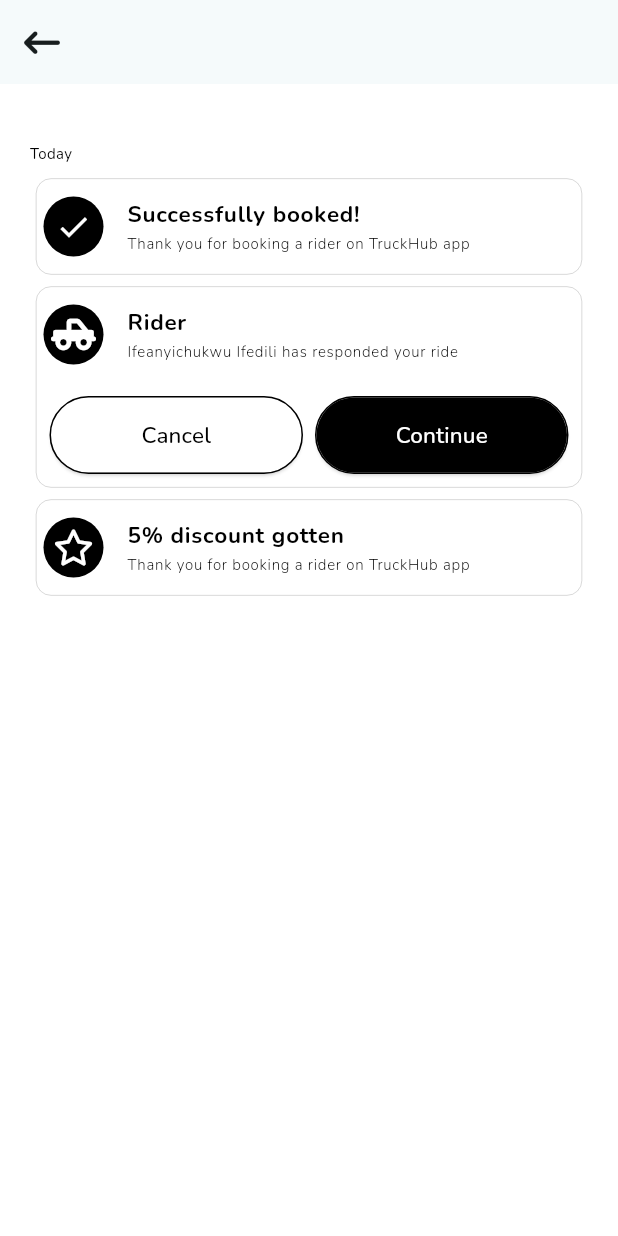
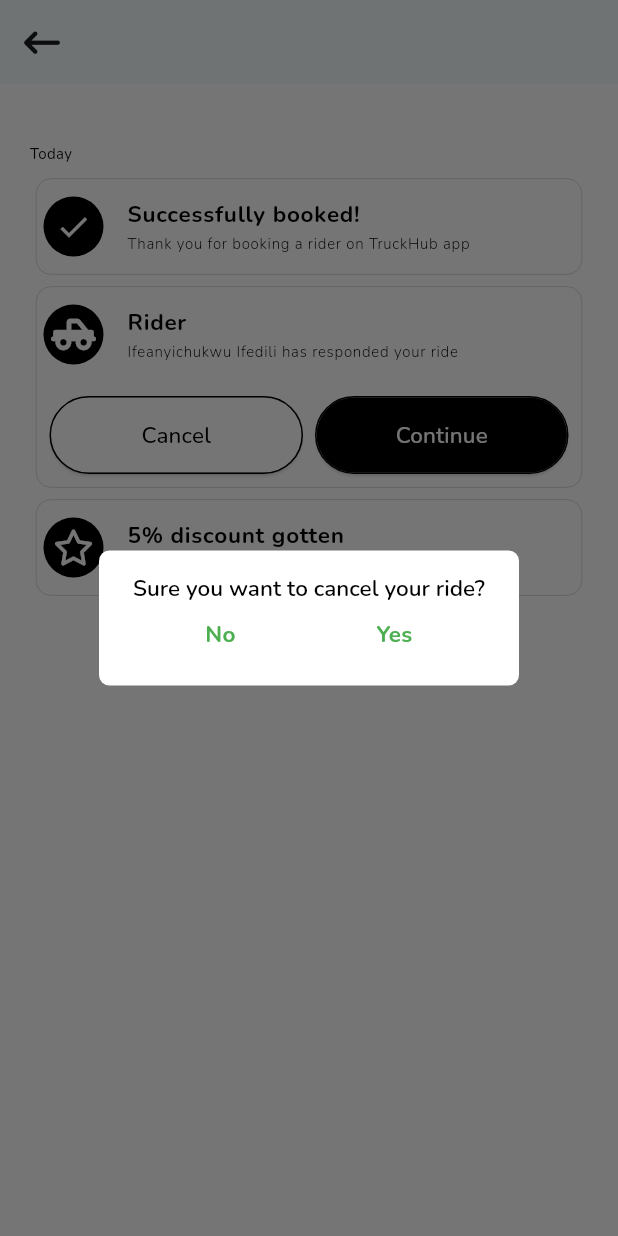
Before and after one commit to codeZe-us/Truckhub, a Flutter app: the screen it shows after launch, after a tap on "Cancel", on a phone screen of 412 x 824 dp. Run offline on Flutter 3.47's test engine with Material 3 defaults, Android fonts, the phone set to English and light mode, and no system bars; our stand-ins replace font_awesome_flutter, gap, google_fonts, google_maps_flutter, location, pin_code_fields.

Commit message:
Done with the alert dialog of the notifications view

```diff
--- a/lib/screens/constants/strings.dart
+++ b/lib/screens/constants/strings.dart
@@ -50,3 +50,6 @@ const ifeanyiString = 'Ifeanyichukwu Ifedili has responded your ride';
 const riderString = 'Rider';
 const cancelString = 'Cancel';
 const continueString = 'Continue';
+const cancelYouRideString = 'Sure you want to cancel your ride?';
+const yesString = 'Yes';
+const noString = 'No';
--- /dev/null
+++ b/lib/screens/views/home_screen/sub_view/notifications/alert_dialog.dart
@@ -0,0 +1,45 @@
+import 'package:flutter/material.dart';
+import 'package:truckhub/screens/constants/colors.dart';
+import 'package:truckhub/screens/constants/fontsizes.dart';
+import 'package:truckhub/screens/constants/fontweights.dart';
+import 'package:truckhub/screens/constants/strings.dart';
+import 'package:truckhub/screens/custom_widgets/text_widget.dart';
+import 'package:truckhub/screens/custom_widgets/textbutton_widget.dart';
+
+
+Future<bool?> showCancelYouRideDialog<bool>({
+  required BuildContext context,
+}) => showDialog(
+  context: context,
+  builder: (_) => AlertDialog(
+    titlePadding: const EdgeInsets.fromLTRB(0, 15, 0, 10),
+    actionsAlignment: MainAxisAlignment.spaceAround,
+    title: const Center(
+      child: GenericText(
+        text: cancelYouRideString,
+        color: blackColor,
+        fontWeight: fontWeight6,
+        fontSize: fontSize3,
+      ),
+    ),
+    actions: [
+      GenericTextButton(
+        fontSize: fontSize3,
+        fontWeight: fontWeight7,
+        onTap: (){},
+        title: noString
+      ),
+      GenericTextButton(
+        fontSize: fontSize3,
+        fontWeight: fontWeight7,
+        onTap: (){},
+        title: yesString
+      )
+    ],
+    shape: RoundedRectangleBorder(
+      borderRadius: BorderRadius.circular(7)
+    ),
+    scrollable: true,
+    backgroundColor: whiteColor
+  )
+);
--- a/lib/screens/views/home_screen/sub_view/notifications/notification_view.dart
+++ b/lib/screens/views/home_screen/sub_view/notifications/notification_view.dart
@@ -8,6 +8,7 @@ import 'package:truckhub/screens/constants/strings.dart';
 import 'package:truckhub/screens/custom_widgets/circle_avatar_widget.dart';
 import 'package:truckhub/screens/custom_widgets/elevated_button_widget.dart';
 import 'package:truckhub/screens/custom_widgets/text_widget.dart';
+import 'package:truckhub/screens/views/home_screen/sub_view/notifications/alert_dialog.dart';
 
 class NotificationsView extends StatelessWidget {
   const NotificationsView({super.key});
@@ -125,7 +126,9 @@ class NotificationsView extends StatelessWidget {
                               noMargin: true,
                               backgroundColor: whiteColor,
                               color: blackColor,
-                              onPressed: (){},
+                              onPressed: (){
+                                showCancelYouRideDialog(context: context);
+                              },
                               title: cancelString
                             ),
                           ),
```
